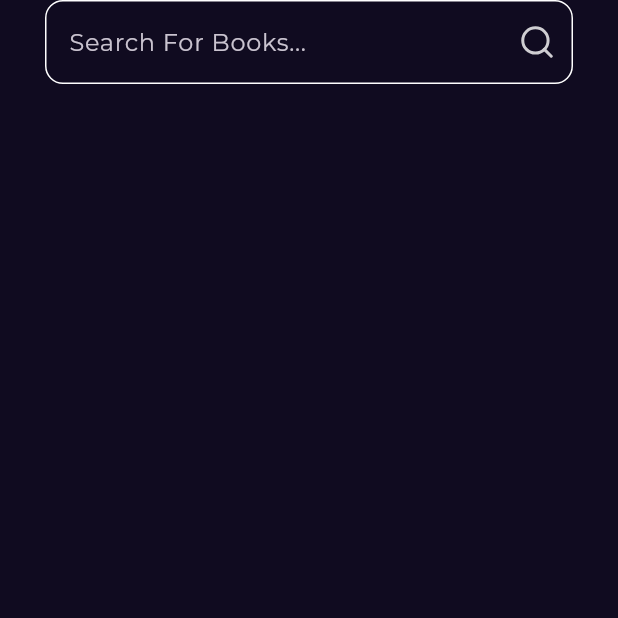
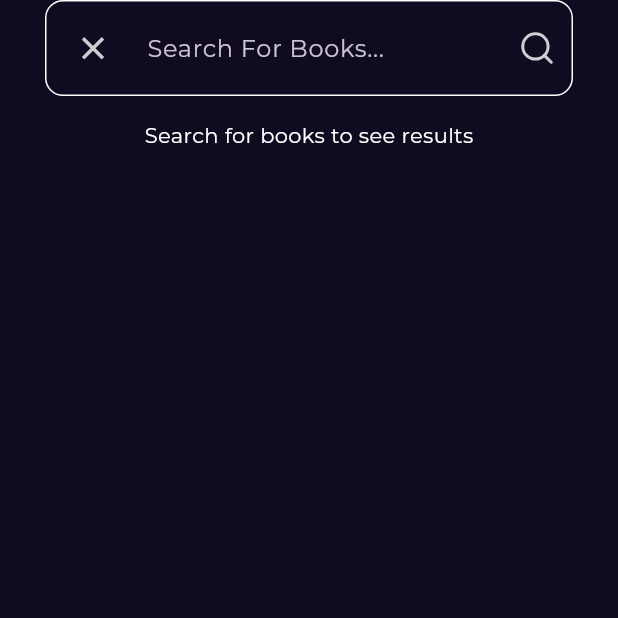
Before and after one commit to omarelsadanyy/bookly_app, a Flutter app: the screen it shows after launch, after a tap on an icon or button, on a phone screen of 412 x 824 dp, the top half of it. Run offline on Flutter 3.47's test engine with Material 3 defaults, Android fonts, the phone set to English and light mode, and no system bars; our stand-ins replace bloc, cached_network_image, dartz, dio, equatable, flutter_bloc and 4 more; network calls fail.

Commit message:
feat: Implement search functionality with SearchCubit and repository pattern

```diff
--- a/lib/core/utils/app_router.dart
+++ b/lib/core/utils/app_router.dart
@@ -4,19 +4,21 @@ import 'package:bookly_app/features/home/data/repos/home_repo_impl.dart';
 import 'package:bookly_app/features/home/presentation/manager/similar_books_cubit/similar_books_cubit.dart';
 import 'package:bookly_app/features/home/presentation/views/book_details_view.dart';
 import 'package:bookly_app/features/home/presentation/views/home_view.dart';
+import 'package:bookly_app/features/search/data/repos/search_repo_impl.dart';
+import 'package:bookly_app/features/search/presentation/manager/search_cubit/search_cubit.dart';
 import 'package:bookly_app/features/search/presentation/views/search_view.dart';
 import 'package:bookly_app/features/splash/presentation/views/splash_view.dart';
 import 'package:flutter_bloc/flutter_bloc.dart';
 import 'package:go_router/go_router.dart';
 
 abstract class AppRouter {
-   static const kHomeView = '/homeView';
+  static const kHomeView = '/homeView';
   static const kBookDetailsView = '/bookDetailsView';
   static const kSearchView = '/searchView';
   static final router = GoRouter(
     routes: [
       GoRoute(path: '/', builder: (context, state) => const SplashView()),
-      GoRoute(path:  kHomeView, builder: (context, state) => const HomeView()),
+      GoRoute(path: kHomeView, builder: (context, state) => const HomeView()),
       GoRoute(
         path: kBookDetailsView,
         builder:
@@ -27,7 +29,11 @@ abstract class AppRouter {
       ),
       GoRoute(
         path: kSearchView,
-        builder: (context, state) => const SearchView(),
+        builder:
+            (context, state) => BlocProvider(
+              create: (context) =>SearchCubit(SearchRepoImpl(apiService: getIt.get())),
+              child: const SearchView(),
+            ),
       ),
     ],
   );
--- a/lib/features/home/presentation/views/book_details_view.dart
+++ b/lib/features/home/presentation/views/book_details_view.dart
@@ -16,7 +16,7 @@ class _BookDetailsViewState extends State<BookDetailsView> {
   @override
   void initState() {
   BlocProvider.of<SimilarBooksCubit>(context).fetchSimilarBooks(
-        category: widget.bookModel.volumeInfo.categories![0]);
+        category: widget.bookModel.volumeInfo.categories?[0] ?? '',);
 
     super.initState();
   }
--- a/lib/features/home/presentation/views/widgets/custom_app_bar.dart
+++ b/lib/features/home/presentation/views/widgets/custom_app_bar.dart
@@ -1,3 +1,4 @@
+import 'package:bookly_app/core/utils/app_router.dart';
 import 'package:bookly_app/core/utils/assets.dart';
 import 'package:flutter/cupertino.dart';
 import 'package:flutter/material.dart';
@@ -21,7 +22,7 @@ class CustomAppBar extends StatelessWidget {
           ),
           const Spacer(),
           IconButton(onPressed: (){
-            GoRouter.of(context).go('/SearchView');
+            GoRouter.of(context).push(AppRouter.kSearchView);
           }, icon:  SvgPicture.asset(
             AssetsData.serachIcon,
             width: 25,
--- /dev/null
+++ b/lib/features/search/data/repos/search_repo.dart
@@ -0,0 +1,7 @@
+import 'package:bookly_app/core/errors/failures.dart';
+import 'package:bookly_app/features/home/data/models/book_model/book_model.dart';
+import 'package:dartz/dartz.dart';
+
+abstract class SearchRepo {
+  Future<Either<Failures, List<BookModel>>> fetchSearchResults(String query);
+}
--- /dev/null
+++ b/lib/features/search/data/repos/search_repo_impl.dart
@@ -0,0 +1,35 @@
+import 'package:bookly_app/core/errors/failures.dart';
+import 'package:bookly_app/core/utils/api_service.dart';
+import 'package:bookly_app/features/home/data/models/book_model/book_model.dart';
+import 'package:bookly_app/features/search/data/repos/search_repo.dart';
+import 'package:dartz/dartz.dart';
+import 'package:dio/dio.dart';
+
+class SearchRepoImpl implements SearchRepo {
+  final ApiService apiService;
+
+  SearchRepoImpl({required this.apiService});
+  @override
+  Future<Either<Failures, List<BookModel>>> fetchSearchResults(String query) async {
+     try {
+
+      var data = await apiService.get(
+        endPoint:
+            'volumes?Filtering=free_ebooks&sorting=newest&q=$query',
+      );
+      List<BookModel> books = [];
+      for (var item in data['items']) {
+        books.add(BookModel.fromJson(item));
+      }
+
+      return right(books);
+    } catch (e) {
+      if (e is DioException) {
+        return left(ServerFailure.fromDioErorr(e));
+      }
+
+      return left(ServerFailure(e.toString()));
+    }
+  }
+
+}
--- /dev/null
+++ b/lib/features/search/presentation/manager/search_cubit/search_cubit.dart
@@ -0,0 +1,29 @@
+import 'package:bloc/bloc.dart';
+import 'package:bookly_app/features/home/data/models/book_model/book_model.dart';
+import 'package:bookly_app/features/search/data/repos/search_repo.dart';
+import 'package:equatable/equatable.dart';
+import 'package:flutter/material.dart';
+
+part 'search_state.dart';
+
+class SearchCubit extends Cubit<SearchState> {
+  SearchCubit(this.searchRepo) : super(SearchInitial());
+
+final SearchRepo searchRepo;
+TextEditingController searchController = TextEditingController();
+
+  Future<void> fetchSearchedBooks() async{
+    if(searchController.text.isEmpty){
+      emit(SearchInitial());
+      return;
+    }
+    emit(SearchLoading());
+   var result = await searchRepo.fetchSearchResults(searchController.text);
+   result.fold((failure){
+    emit(SearchFailure(failure.errMessage));
+   }, (books){
+    emit(SearchSuccess(books));
+   });
+
+  }
+}
--- /dev/null
+++ b/lib/features/search/presentation/manager/search_cubit/search_state.dart
@@ -0,0 +1,27 @@
+part of 'search_cubit.dart';
+
+sealed class SearchState extends Equatable {
+  const SearchState();
+
+  @override
+  List<Object> get props => [];
+}
+
+final class SearchInitial extends SearchState {}
+final class SearchLoading extends SearchState {}
+final class SearchSuccess extends SearchState {
+  final List<BookModel> books;
+
+  const SearchSuccess(this.books);
+
+  @override
+  List<Object> get props => [books];
+}
+final class SearchFailure extends SearchState {
+  final String errorMessage;
+
+  const SearchFailure(this.errorMessage);
+
+  @override
+  List<Object> get props => [errorMessage];
+}
--- a/lib/features/search/presentation/views/widgets/custom_text_field.dart
+++ b/lib/features/search/presentation/views/widgets/custom_text_field.dart
@@ -1,5 +1,7 @@
 import 'package:bookly_app/core/utils/assets.dart';
+import 'package:bookly_app/features/search/presentation/manager/search_cubit/search_cubit.dart';
 import 'package:flutter/material.dart';
+import 'package:flutter_bloc/flutter_bloc.dart';
 import 'package:flutter_svg/svg.dart';
 
 class CustomSearchTextField extends StatelessWidget {
@@ -8,6 +10,11 @@ class CustomSearchTextField extends StatelessWidget {
   @override
   Widget build(BuildContext context) {
     return TextField(
+      controller: BlocProvider.of<SearchCubit>(context).searchController,
+      onChanged: (value) {
+        BlocProvider.of<SearchCubit>(context).searchController.text=value;
+        BlocProvider.of<SearchCubit>(context).fetchSearchedBooks();
+      },
       decoration: InputDecoration(
         enabledBorder: textFieldOutlindTnputBorder(),
         focusedBorder: textFieldOutlindTnputBorder(),
@@ -19,7 +26,19 @@ class CustomSearchTextField extends StatelessWidget {
               width: 25,
               height: 25,
             ),
-        ))
+
+        )),
+        prefixIcon: Padding(
+          padding: const EdgeInsets.all(8.0),
+          child: IconButton(onPressed: (){
+            BlocProvider.of<SearchCubit>(context).searchController.clear();
+            BlocProvider.of<SearchCubit>(context).fetchSearchedBooks();
+
+          }, icon: Opacity(
+            opacity: .8,
+            child: Icon(Icons.close, color: Colors.white, size: 25,),
+          )),
+        ),
       ),
     );
   }
--- a/lib/features/search/presentation/views/widgets/search_view_body.dart
+++ b/lib/features/search/presentation/views/widgets/search_view_body.dart
@@ -1,11 +1,16 @@
+import 'package:bookly_app/core/widgets/custom_error_widget.dart';
+import 'package:bookly_app/core/widgets/custom_loading_indicator.dart';
+import 'package:bookly_app/features/home/data/models/book_model/book_model.dart';
 import 'package:bookly_app/features/home/presentation/views/widgets/books_list_view_item.dart';
+import 'package:bookly_app/features/search/presentation/manager/search_cubit/search_cubit.dart';
 import 'package:bookly_app/features/search/presentation/views/widgets/custom_text_field.dart';
 import 'package:flutter/material.dart';
-
+import 'package:flutter_bloc/flutter_bloc.dart';
 
 class SearchViewBody extends StatelessWidget {
   const SearchViewBody({super.key});
 
+//List<BookModel> books = [];
   @override
   Widget build(BuildContext context) {
     return CustomScrollView(
@@ -14,38 +19,58 @@ class SearchViewBody extends StatelessWidget {
           child: Padding(
             padding: const EdgeInsets.symmetric(horizontal: 30),
             child: Column(
-          children: [
-            CustomSearchTextField(),
-            const SizedBox(height: 16),
-          ],
-
+              children: [CustomSearchTextField(), const SizedBox(height: 16)],
             ),
-
           ),
-
         ),
-         SearchResultListView()
+        SearchResultListView(),
       ],
     );
   }
 }
-
 
 class SearchResultListView extends StatelessWidget {
   const SearchResultListView({super.key});
 
   @override
   Widget build(BuildContext context) {
-    return   SliverList(
+    return BlocBuilder<SearchCubit, SearchState>(
+      builder: (context, state) {
+        if(state is SearchLoading){
+          return SliverToBoxAdapter(child: const CustomLoadingIndicator());
+        }
+        if(state is SearchFailure){
+          return SliverToBoxAdapter(child: CustomErrorWidget(errMessage: state.errorMessage));
+        }
+        if (state is SearchSuccess){
+          if (state.books.isEmpty) {
+            return const SliverToBoxAdapter(
+              child: Center(
+                child: Text('No results found'),
+              ),
+            );
+          }
+          return SliverList(
           delegate: SliverChildBuilderDelegate(
             (context, index) {
               return Padding(
-                padding: const EdgeInsets.symmetric(horizontal: 5, vertical: 20),
-               // child: BooksListViewItem(),
+                padding: const EdgeInsets.symmetric(
+                  horizontal: 5,
+                  vertical: 20,
+                ),
+                 child: BooksListViewItem(bookModel: state.books[index]),
               );
             },
-            childCount: 20, // Number of items in your list
+            childCount: state.books.length, // Number of items in your list
           ),
         );
         }
+        return const SliverToBoxAdapter(
+          child: Center(
+            child: Text('Search for books to see results'),
+          ),
+        );
+      },
+    );
   }
+}
```
Also changed, not shown: lib/features/home/presentation/views/widgets/books_list_view_item.dart (+7 -6 lines), lib/core/errors/failures.dart (line endings or trailing spaces). Lines whose indentation alone changed are shown as unchanged.
